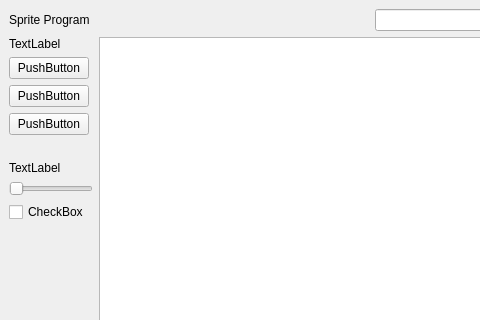
Qt form mainwindow.ui (landonwest815/sprite-editor) before a commit; both pictures show x 0 to 480 and y 0 to 320 of the 800 by 600 pixel window.
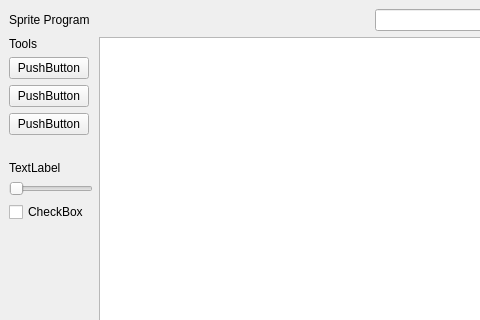
The same form after that commit.

Commit message: Test Push after new .gitignore

```diff
--- a/mainwindow.ui
+++ b/mainwindow.ui
@@ -82,7 +82,7 @@
         <item>
          <widget class="QLabel" name="label_2">
           <property name="text">
-           <string>TextLabel</string>
+           <string>Tools</string>
           </property>
          </widget>
         </item>
```
